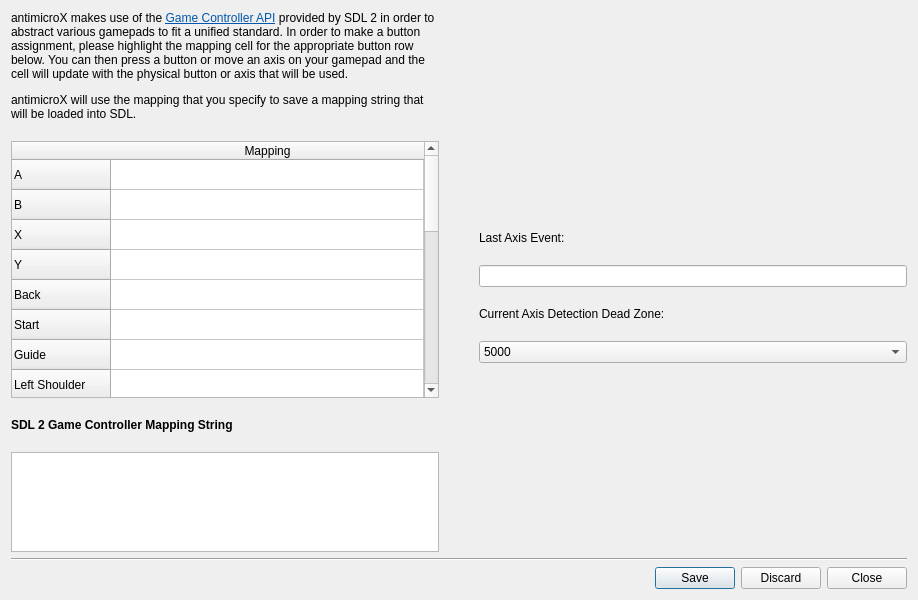
This is src/gamecontrollermappingdialog.ui in AntiMicroX/antimicrox as Qt 5 draws it before an edit. The edited form follows.
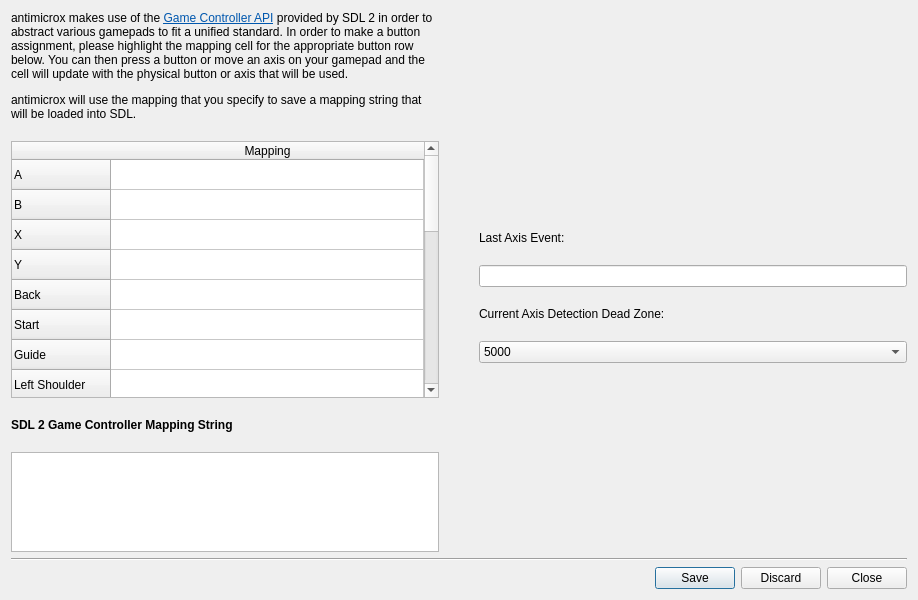
This is the edited form. Custom widgets are drawn as their Qt base class.

Commit message: refactor: rename remaining antimicroX

Diff of the .ui file:
```diff
--- a/src/gamecontrollermappingdialog.ui
+++ b/src/gamecontrollermappingdialog.ui
@@ -33,7 +33,7 @@
        <item>
         <widget class="QLabel" name="label">
          <property name="text">
-          <string>&lt;html&gt;&lt;head/&gt;&lt;body&gt;&lt;p&gt;antimicroX makes use of the &lt;a href=&quot;https://wiki.libsdl.org/CategoryGameController&quot;&gt;&lt;span style=&quot; text-decoration: underline; color:#0057ae;&quot;&gt;Game Controller API&lt;/span&gt;&lt;/a&gt; provided by SDL 2 in order to abstract various gamepads to fit a unified standard. In order to make a button assignment, please highlight the mapping cell for the appropriate button row below. You can then press a button or move an axis on your gamepad and the cell will update with the physical button or axis that will be used.&lt;/p&gt;&lt;p&gt;antimicroX will use the mapping that you specify to save a mapping string that will be loaded into SDL.&lt;/p&gt;&lt;/body&gt;&lt;/html&gt;</string>
+          <string>&lt;html&gt;&lt;head/&gt;&lt;body&gt;&lt;p&gt;antimicrox makes use of the &lt;a href=&quot;https://wiki.libsdl.org/CategoryGameController&quot;&gt;&lt;span style=&quot; text-decoration: underline; color:#0057ae;&quot;&gt;Game Controller API&lt;/span&gt;&lt;/a&gt; provided by SDL 2 in order to abstract various gamepads to fit a unified standard. In order to make a button assignment, please highlight the mapping cell for the appropriate button row below. You can then press a button or move an axis on your gamepad and the cell will update with the physical button or axis that will be used.&lt;/p&gt;&lt;p&gt;antimicrox will use the mapping that you specify to save a mapping string that will be loaded into SDL.&lt;/p&gt;&lt;/body&gt;&lt;/html&gt;</string>
          </property>
          <property name="wordWrap">
           <bool>true</bool>
```
The commit also changes 289 other files.
